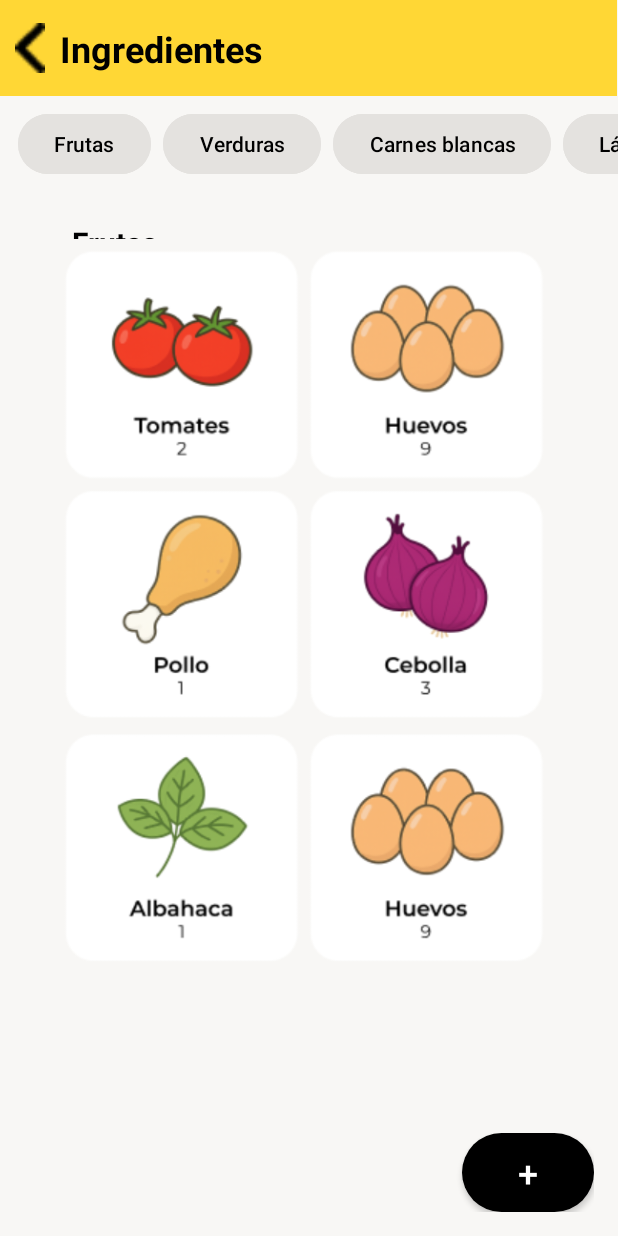
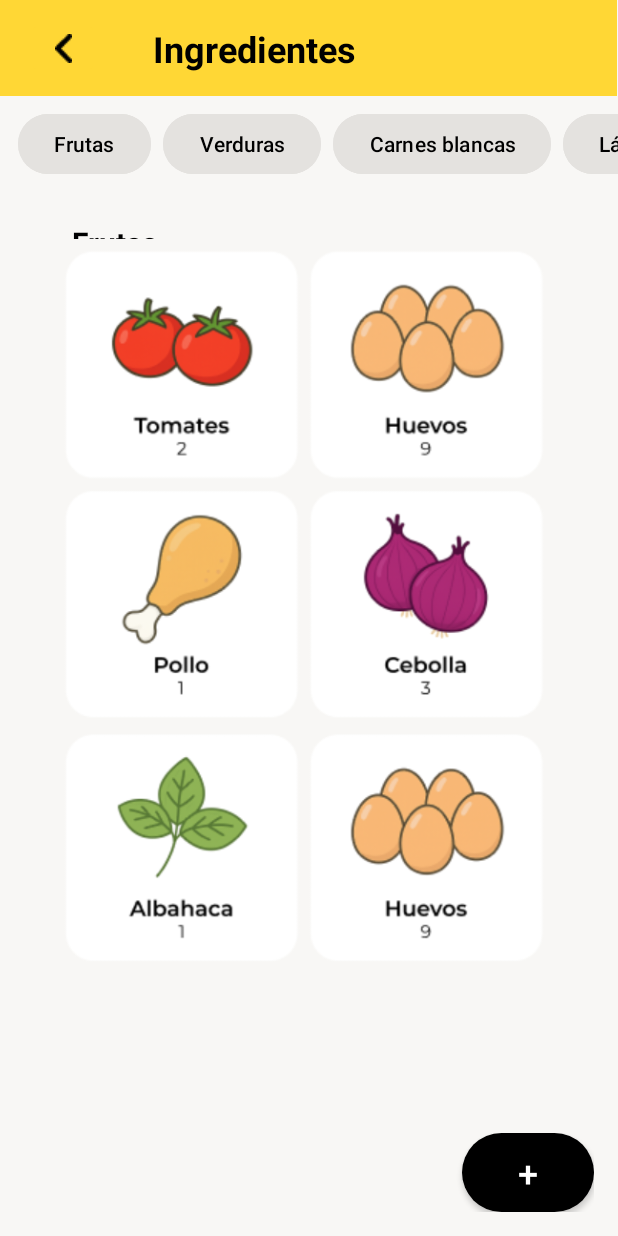
Before and after one commit to Necroo1/parcial1-am-acn4av-saracho, an Android app: the MainActivity screen opened directly, with no data from a screen before it, on a phone screen of 412 x 824 dp. Run offline under Robolectric (Android 15) with nearby library versions, the phone set to English and light mode, and no system bars.

Commit message:
fix: the back button in ingredients was fixed

```diff
--- a/app/src/main/java/com/example/parcial1_am_acn4av_saracho/MainActivity.java
+++ b/app/src/main/java/com/example/parcial1_am_acn4av_saracho/MainActivity.java
@@ -1,5 +1,6 @@
 package com.example.parcial1_am_acn4av_saracho;
 
+import android.content.Intent;
 import android.graphics.Color;
 import android.graphics.drawable.GradientDrawable;
 import android.os.Build;
@@ -8,6 +9,7 @@ import android.util.Log;
 import android.view.Gravity;
 import android.view.View;
 import android.widget.Button;
+import android.widget.ImageButton;
 import android.widget.LinearLayout;
 import android.widget.TextView;
 
@@ -88,5 +90,12 @@ public class MainActivity extends AppCompatActivity {
                 Log.d("MainActivity", "Botón '+' clickeado");
             }
         });
+
+        ImageButton backButton = findViewById(R.id.imageButton);
+        backButton.setOnClickListener(v -> {
+            Intent intent = new Intent(MainActivity.this, WelcomeActivity.class);
+            startActivity(intent);
+            finish();
+        });
     }
 }
--- a/app/src/main/java/com/example/parcial1_am_acn4av_saracho/WelcomeActivity.java
+++ b/app/src/main/java/com/example/parcial1_am_acn4av_saracho/WelcomeActivity.java
@@ -16,7 +16,6 @@ public class WelcomeActivity extends AppCompatActivity {
         btnComencemos.setOnClickListener(v -> {
             Intent intent = new Intent(WelcomeActivity.this, MainActivity.class);
             startActivity(intent);
-            finish();
         });
     }
 }
--- a/app/src/main/res/layout/activity_main.xml
+++ b/app/src/main/res/layout/activity_main.xml
@@ -28,20 +28,24 @@
             android:textStyle="bold"
             app:layout_constraintBottom_toBottomOf="parent"
             app:layout_constraintEnd_toEndOf="parent"
-            app:layout_constraintHorizontal_bias="0.155"
+            app:layout_constraintHorizontal_bias="0.396"
             app:layout_constraintStart_toStartOf="parent"
             app:layout_constraintTop_toTopOf="parent"
             app:layout_constraintVertical_bias="0.533" />
 
-        <ImageView
-            android:id="@+id/imageView2"
-            android:layout_width="29dp"
-            android:layout_height="33dp"
+        <ImageButton
+            android:id="@+id/imageButton"
+            android:layout_width="48dp"
+            android:layout_height="40dp"
+            android:layout_marginEnd="36dp"
+            android:backgroundTint="@color/yellow"
             app:layout_constraintBottom_toBottomOf="parent"
             app:layout_constraintEnd_toStartOf="@+id/stock_title"
+            app:layout_constraintHorizontal_bias="1.0"
             app:layout_constraintStart_toStartOf="parent"
             app:layout_constraintTop_toTopOf="parent"
-            app:srcCompat="@drawable/back" />
+            app:srcCompat="@drawable/back"
+            tools:ignore="MissingConstraints" />
 
     </androidx.constraintlayout.widget.ConstraintLayout>
 
```
